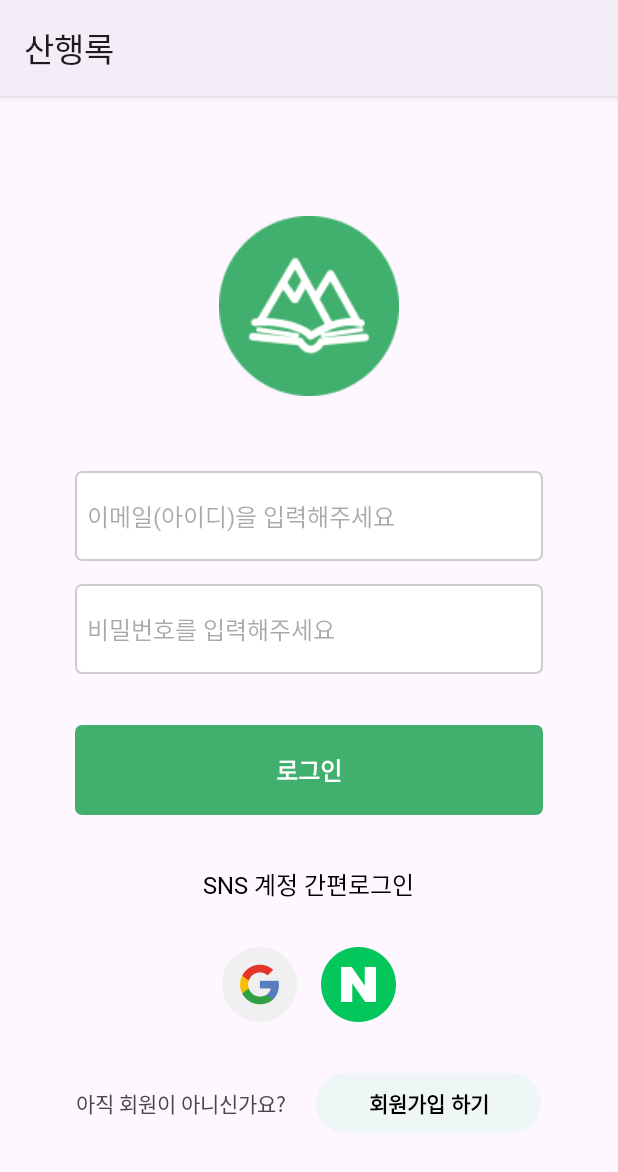
After one commit to Phytoncidee/FE, an Android app: the LoginActivity screen opened directly, with no data from a screen before it, on a phone screen of 412 x 824 dp. The commit adds this screen. Shown: the top 1172 px of the screen. Run offline under Robolectric (Android 15) with nearby library versions, the phone set to English and light mode, and no system bars.

Commit message:
[FEAT] 로그인 페이지 레이아웃

```diff
--- a/app/src/main/AndroidManifest.xml
+++ b/app/src/main/AndroidManifest.xml
@@ -12,6 +12,9 @@
         android:supportsRtl="true"
         android:theme="@style/Theme.HikingLog_FE"
         tools:targetApi="31">
+        <activity
+            android:name=".LoginActivity"
+            android:exported="false" />
         <activity
             android:name=".FavoritesActivity"
             android:exported="false" />
--- /dev/null
+++ b/app/src/main/java/com/example/hikinglog_fe/LoginActivity.kt
@@ -0,0 +1,20 @@
+package com.example.hikinglog_fe
+
+import android.os.Bundle
+import androidx.activity.enableEdgeToEdge
+import androidx.appcompat.app.AppCompatActivity
+import androidx.core.view.ViewCompat
+import androidx.core.view.WindowInsetsCompat
+
+class LoginActivity : AppCompatActivity() {
+    override fun onCreate(savedInstanceState: Bundle?) {
+        super.onCreate(savedInstanceState)
+        enableEdgeToEdge()
+        setContentView(R.layout.activity_login)
+        ViewCompat.setOnApplyWindowInsetsListener(findViewById(R.id.main)) { v, insets ->
+            val systemBars = insets.getInsets(WindowInsetsCompat.Type.systemBars())
+            v.setPadding(systemBars.left, systemBars.top, systemBars.right, systemBars.bottom)
+            insets
+        }
+    }
+}
--- /dev/null
+++ b/app/src/main/res/drawable/button_cancel_register.xml
@@ -0,0 +1,6 @@
+<?xml version="1.0" encoding="utf-8"?>
+<shape xmlns:android="http://schemas.android.com/apk/res/android">
+    <solid android:color="#EEF6F6"/> <!-- Background color -->
+    <corners android:radius="4dp"/> <!-- Corner radius -->
+    <stroke android:width="1dp" android:color="#41B06E"/>
+</shape>
--- /dev/null
+++ b/app/src/main/res/layout/activity_login.xml
@@ -0,0 +1,129 @@
+<?xml version="1.0" encoding="utf-8"?>
+<androidx.constraintlayout.widget.ConstraintLayout xmlns:android="http://schemas.android.com/apk/res/android"
+    xmlns:app="http://schemas.android.com/apk/res-auto"
+    xmlns:tools="http://schemas.android.com/tools"
+    android:id="@+id/main"
+    android:layout_width="match_parent"
+    android:layout_height="match_parent"
+    tools:context=".LoginActivity">
+
+    <LinearLayout
+        android:layout_width="match_parent"
+        android:layout_height="wrap_content"
+        android:layout_marginTop="80dp"
+        android:orientation="vertical"
+        android:paddingLeft="50dp"
+        android:paddingRight="50dp"
+        app:layout_constraintEnd_toEndOf="parent"
+        app:layout_constraintStart_toStartOf="parent"
+        app:layout_constraintTop_toTopOf="parent">
+
+        <ImageView
+            android:layout_width="wrap_content"
+            android:layout_height="wrap_content"
+            android:layout_gravity="center"
+            android:layout_marginBottom="50dp"
+            android:src="@drawable/etc_circle_logo"/>
+
+        <EditText
+            android:id="@+id/editTextId"
+            android:layout_width="match_parent"
+            android:layout_height="60dp"
+            android:hint="이메일(아이디)을 입력해주세요"
+            android:inputType="text"
+            android:layout_marginBottom="15dp"
+            android:textSize="16sp"
+            android:paddingLeft="8dp"
+            android:background="@drawable/edit_text_box"
+            app:layout_constraintEnd_toEndOf="parent"
+            app:layout_constraintStart_toStartOf="parent"
+            app:layout_constraintTop_toTopOf="parent" />
+
+        <EditText
+            android:id="@+id/editTextPassword"
+            android:layout_width="match_parent"
+            android:layout_height="60dp"
+            android:paddingLeft="8dp"
+            android:layout_marginBottom="34dp"
+            android:textSize="16sp"
+            android:background="@drawable/edit_text_box"
+            android:hint="비밀번호를 입력해주세요" />
+
+        <Button
+            android:id="@+id/btnLogin"
+            android:layout_width="match_parent"
+            android:layout_height="60dp"
+            android:layout_gravity="center"
+            android:background="@drawable/button_register"
+            android:textColor="@color/white"
+            android:textStyle="bold"
+            android:textSize="16sp"
+            android:layout_marginBottom="34dp"
+            android:text="로그인" />
+
+        <TextView
+            android:layout_width="wrap_content"
+            android:layout_height="wrap_content"
+            android:layout_gravity="center"
+            android:textSize="16sp"
+            android:textColor="@color/black"
+            android:text="SNS 계정 간편로그인" />
+
+        <LinearLayout
+            android:layout_width="match_parent"
+            android:layout_height="wrap_content"
+            android:gravity="center"
+            android:layout_marginTop="30dp"
+            android:orientation="horizontal">
+
+            <ImageButton
+                android:layout_width="50dp"
+                android:layout_height="50dp"
+                android:scaleType="fitXY"
+                android:id="@+id/googleLogin"
+                android:padding="0dp"
+                android:background="@android:color/transparent"
+                android:src="@drawable/icon_login_google"/>
+
+            <!--두 버튼 사이 간격 조정-->
+            <View
+                android:layout_width="16dp"
+                android:layout_height="0dp" />
+
+            <ImageButton
+                android:layout_width="50dp"
+                android:layout_height="50dp"
+                android:scaleType="fitXY"
+                android:id="@+id/naverLogin"
+                android:padding="0dp"
+                android:background="@android:color/transparent"
+                android:src="@drawable/icon_login_naver"/>
+        </LinearLayout>
+
+        <LinearLayout
+            android:layout_width="match_parent"
+            android:layout_height="wrap_content"
+            android:gravity="center"
+            android:layout_marginTop="30dp"
+            android:orientation="horizontal">
+
+            <TextView
+                android:layout_width="wrap_content"
+                android:layout_height="wrap_content"
+                android:text="아직 회원이 아니신가요?" />
+
+            <Button
+                android:id="@+id/btnRegister"
+                android:layout_width="150dp"
+                android:layout_height="wrap_content"
+                android:backgroundTint="@color/lightgreen"
+                android:textStyle="bold"
+                android:layout_marginLeft="20dp"
+                android:text="회원가입 하기"
+                android:textColor="@color/black"/>
+
+        </LinearLayout>
+
+    </LinearLayout>
+
+</androidx.constraintlayout.widget.ConstraintLayout>
--- a/app/src/main/res/layout/activity_register.xml
+++ b/app/src/main/res/layout/activity_register.xml
@@ -294,7 +294,7 @@
                     android:layout_height="60dp"
                     android:layout_weight="1"
                     android:layout_gravity="center"
-                    android:backgroundTint="@color/lightgreen"
+                    android:background="@drawable/button_cancel_register"
                     android:text="가입취소"
                     android:textStyle="bold"
                     android:layout_marginEnd="8dp"
```
Also changed, not shown: app/src/main/res/drawable/etc_circle_logo.png (added), app/src/main/res/drawable/icon_login_google.png (added), app/src/main/res/drawable/icon_login_naver.png (added).
